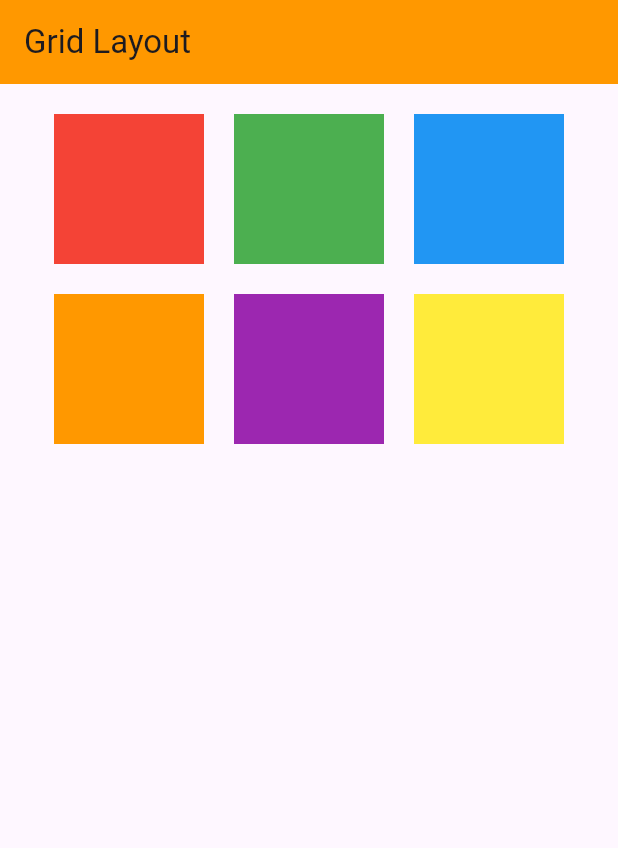
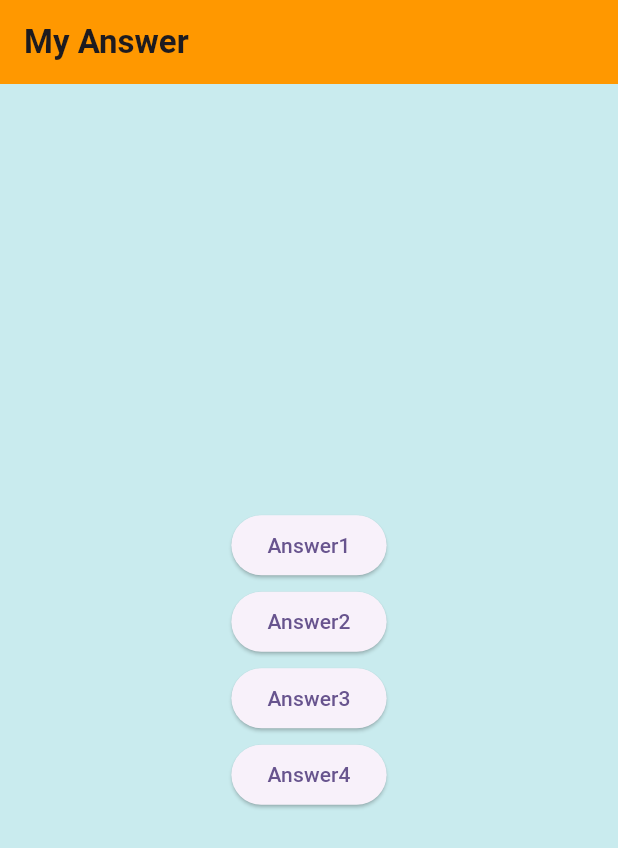
Before and after one commit to SandyKnluck/mobile_week3_lab, a Flutter app: the screen it shows after launch, on a phone screen of 412 x 824 dp. Shown: the top 848 px of the screen. Run offline on Flutter 3.47's test engine with Material 3 defaults, Android fonts, the light colour scheme and no system bars.

Commit message:
Week3 Lab

```diff
--- /dev/null
+++ b/lib/page answer/answer5.dart
@@ -0,0 +1,77 @@
+import 'package:flutter/material.dart';
+import 'package:week3_lab/main.dart';
+
+class Answer5 extends StatefulWidget {
+  const Answer5({super.key});
+
+  @override
+  State<Answer5> createState() => _Answer5State();
+}
+
+class _Answer5State extends State<Answer5> {
+  @override
+  Widget build(BuildContext context) {
+    return Scaffold(
+        appBar: AppBar(
+          title: const Text(
+            'My Answer',
+            style: TextStyle(fontWeight: FontWeight.bold),
+          ),
+          backgroundColor: Colors.orange,
+        ),
+        backgroundColor: const Color.fromARGB(255, 201, 235, 238),
+        body: Column(
+          mainAxisAlignment: MainAxisAlignment.center,
+          children: [
+            Container(
+              alignment: Alignment.center,
+              child: ElevatedButton(
+                onPressed: () {
+                  Navigator.push(
+                    context,
+                    MaterialPageRoute(builder: (context) => Answer1Page()),
+                  );
+                },
+                child: const Text('Answer1'),
+              ),
+            ),
+            const SizedBox(
+              height: 3,
+            ),
+            ElevatedButton(
+              onPressed: () {
+                Navigator.push(
+                  context,
+                  MaterialPageRoute(builder: (context) => Answer2Page()),
+                );
+              },
+              child: const Text('Answer2'),
+            ),
+            const SizedBox(
+              height: 3,
+            ),
+            ElevatedButton(
+              onPressed: () {
+                Navigator.push(
+                  context,
+                  MaterialPageRoute(builder: (context) => Answer3Page()),
+                );
+              },
+              child: const Text('Answer3'),
+            ),
+            const SizedBox(
+              height: 3,
+            ),
+            ElevatedButton(
+              onPressed: () {
+                Navigator.push(
+                  context,
+                  MaterialPageRoute(builder: (context) => Answer4Page()),
+                );
+              },
+              child: const Text('Answer4'),
+            ),
+          ],
+        ));
+  }
+}
```
Also changed, not shown: lib/main.dart (+60 -10 lines).
